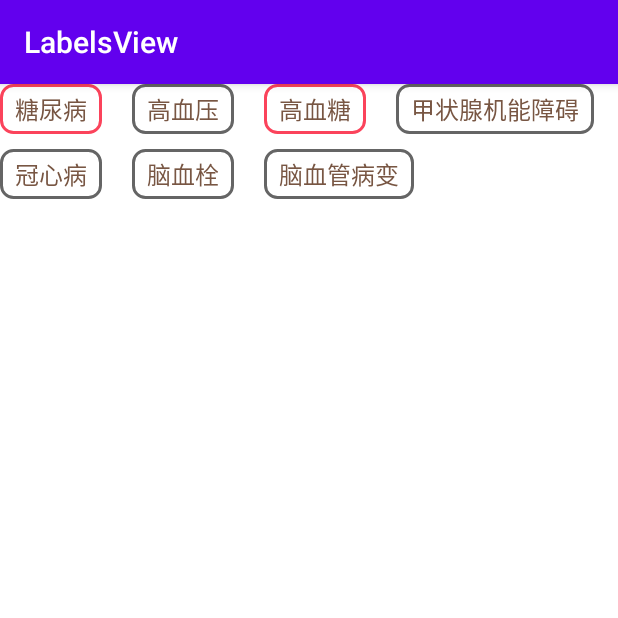
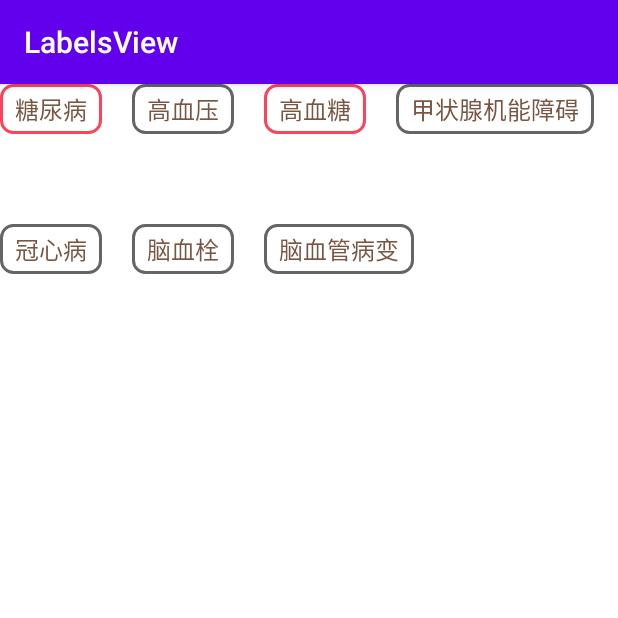
Before and after one commit to xingchen1989/LabelsView, an Android app: the screen it shows after launch (MainActivity), on a phone screen of 412 x 824 dp, the top half of it. Run offline under Robolectric (Android 15) with nearby library versions, the phone set to English and light mode, and no system bars.

```diff
--- a/app/src/main/res/layout/activity_main.xml
+++ b/app/src/main/res/layout/activity_main.xml
@@ -15,7 +15,7 @@
         app:labelBackground="@drawable/label_bg"
         app:labelTextColor="#785643"
         app:labelTextSize="16sp"
-        app:lineMargin="10dp"
+        app:lineMargin="60dp"
         app:maxLines="2"
         app:selectType="MULTI"
         app:wordMargin="20dp" />
--- a/labels/src/main/java/com/xingchen/labels/view/LabelsView.java
+++ b/labels/src/main/java/com/xingchen/labels/view/LabelsView.java
@@ -130,7 +130,7 @@ public class LabelsView extends ViewGroup implements View.OnClickListener {
                 //记录一行中item高度最大的高度
                 maxItemHeight = Math.max(maxItemHeight, child.getMeasuredHeight());
             } else {
-                if (++lineCount > mMaxLines) {
+                if (++lineCount > mMaxLines && mMaxLines > 0) {
                     break;
                 }
                 //换行的情况记录加上上一行内容高度和间距
@@ -164,7 +164,7 @@ public class LabelsView extends ViewGroup implements View.OnClickListener {
             if (availableSpace > xCoordinate + view.getMeasuredWidth()) {
                 maxItemHeight = Math.max(maxItemHeight, view.getMeasuredHeight());
             } else {
-                if (++lineCount > mMaxLines) {
+                if (++lineCount > mMaxLines && mMaxLines > 0) {
                     break;
                 }
                 xCoordinate = 0;
```
